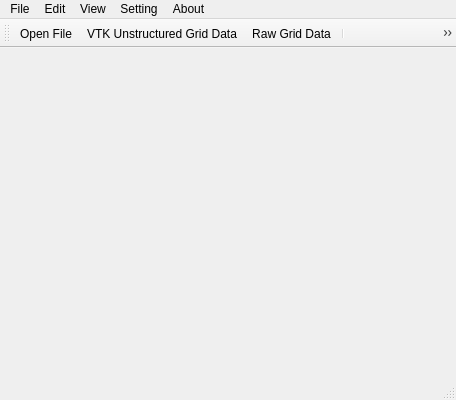
The window that ScatterPointGlyph/scatter_point_glyph.ui (Edgar324/ScatterPointGlyph) describes before a commit, drawn with Qt 5.
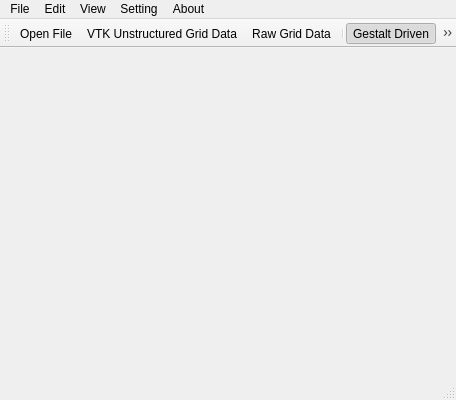
The same window after the commit. Icons and pictures are not drawn.

Commit message: Add immediate mode

Diff of the .ui file:
```diff
--- a/ScatterPointGlyph/scatter_point_glyph.ui
+++ b/ScatterPointGlyph/scatter_point_glyph.ui
@@ -81,6 +81,7 @@
    <addaction name="actionRaw_Grid_Data"/>
    <addaction name="separator"/>
    <addaction name="action_perception_driven"/>
+   <addaction name="actionImmediate_Gestalts"/>
    <addaction name="action_hierarchical_clustering"/>
    <addaction name="separator"/>
    <addaction name="actionExec"/>
@@ -120,7 +121,7 @@
      <normaloff>:/ScatterPointGlyph/images/perception.png</normaloff>:/ScatterPointGlyph/images/perception.png</iconset>
    </property>
    <property name="text">
-    <string>Perception Driven</string>
+    <string>Gestalt Driven</string>
    </property>
   </action>
   <action name="action_layer_panel">
@@ -167,6 +168,14 @@
     <string>Exec</string>
    </property>
   </action>
+  <action name="actionImmediate_Gestalts">
+   <property name="checkable">
+    <bool>true</bool>
+   </property>
+   <property name="text">
+    <string>Immediate Gestalts</string>
+   </property>
+  </action>
  </widget>
  <layoutdefault spacing="6" margin="11"/>
  <resources>
```
Left out of the diff: 1 changed line with no effect on the pictures. The commit also changes 17 other files.
